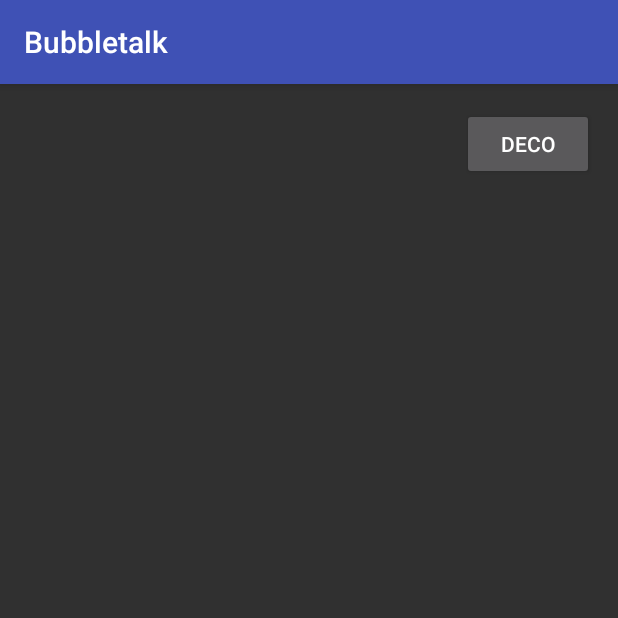
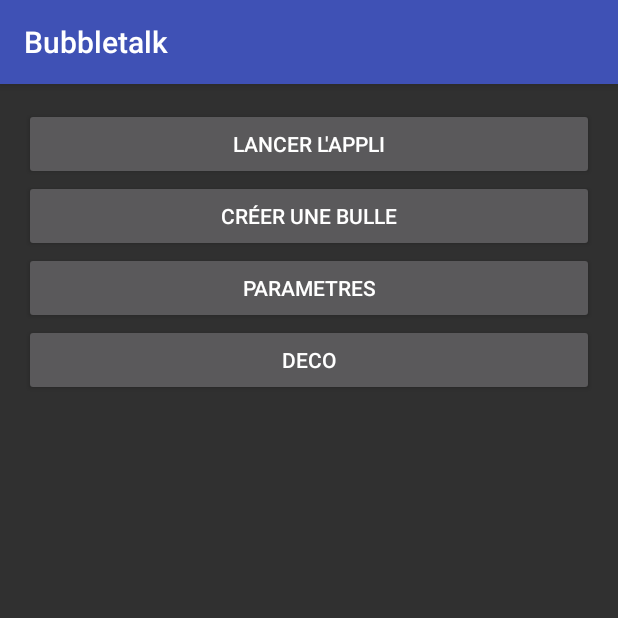
Before and after one commit to Azenberg94/bubble-talk, an Android app: the screen it shows after launch once a user with an empty profile is signed in (MainActivity), on a phone screen of 412 x 824 dp, the top half of it. Run offline under Robolectric (Android 15) with nearby library versions, the phone set to English and light mode, and no system bars; our stand-ins replace Firebase (no records; nobody signed in at launch, a user with empty details on screens opened directly).

Commit message:
Connection ok + start feature param

```diff
--- a/Bubbletalk/app/build.gradle
+++ b/Bubbletalk/app/build.gradle
@@ -10,6 +10,8 @@ android {
         versionCode 1
         versionName "1.0"
         testInstrumentationRunner "android.support.test.runner.AndroidJUnitRunner"
+        // Enabling multidex support.
+        multiDexEnabled true
     }
     buildTypes {
         release {
@@ -30,6 +32,7 @@ dependencies {
     compile 'com.google.android.gms:play-services-auth:10.0.1'
     compile 'com.google.firebase:firebase-database:10.0.1'
     compile 'com.google.android.gms:play-services:10.0.1'
+    compile 'com.android.support:multidex:1.0.1'
     testCompile 'junit:junit:4.12'
 }
 
--- a/Bubbletalk/app/src/main/AndroidManifest.xml
+++ b/Bubbletalk/app/src/main/AndroidManifest.xml
@@ -15,6 +15,7 @@
     <uses-permission android:name="android.permission.ACCESS_FINE_LOCATION" />
 
     <application
+        android:name="android.support.multidex.MultiDexApplication"
         android:allowBackup="true"
         android:icon="@mipmap/ic_launcher"
         android:label="@string/app_name"
@@ -42,7 +43,8 @@
 
         <activity
             android:name=".Activity.MapsActivity"
-            android:label="@string/title_activity_maps"></activity>
+            android:label="@string/title_activity_maps" />
+        <activity android:name=".Activity.ParamActivity"></activity>
     </application>
 
 </manifest>
--- a/Bubbletalk/app/src/main/java/com/groupe6al2/bubbletalk/Activity/LoginActivity.java
+++ b/Bubbletalk/app/src/main/java/com/groupe6al2/bubbletalk/Activity/LoginActivity.java
@@ -2,11 +2,9 @@ package com.groupe6al2.bubbletalk.Activity;
 
 import android.content.Intent;
 import android.support.annotation.NonNull;
-import android.support.v7.app.AppCompatActivity;
 import android.os.Bundle;
 import android.util.Log;
 import android.view.View;
-import android.widget.TextView;
 import android.widget.Toast;
 
 import com.google.android.gms.auth.api.Auth;
@@ -26,13 +24,13 @@ import com.google.firebase.auth.FirebaseUser;
 import com.google.firebase.auth.GoogleAuthProvider;
 import com.google.firebase.database.DatabaseReference;
 import com.google.firebase.database.FirebaseDatabase;
+import com.groupe6al2.bubbletalk.Class.BubbleTalkSQLite;
+import com.groupe6al2.bubbletalk.Class.User;
 import com.groupe6al2.bubbletalk.R;
 
 public class LoginActivity  extends BaseActivity implements
         GoogleApiClient.OnConnectionFailedListener,
         View.OnClickListener {
-
-
 
     private static final String TAG = "GoogleActivity";
     private static final int RC_SIGN_IN = 9001;
@@ -46,20 +44,15 @@ public class LoginActivity  extends BaseActivity implements
     // [END declare_auth_listener]
 
     private GoogleApiClient mGoogleApiClient;
-    private TextView mStatusTextView;
-    private TextView mDetailTextView;
+
 
     @Override
     protected void onCreate(Bundle savedInstanceState) {
         super.onCreate(savedInstanceState);
         setContentView(R.layout.activity_login);
-        // Views
-        mStatusTextView = (TextView) findViewById(R.id.status);
-        mDetailTextView = (TextView) findViewById(R.id.detail);
 
         // Button listeners
         findViewById(R.id.sign_in_button).setOnClickListener(this);
-
 
         // [START config_signin]
         // Configure Google Sign In
@@ -215,13 +208,43 @@ public class LoginActivity  extends BaseActivity implements
         // connection ok aller dans le mainActivity
 
             // user.getEmail()
+            User users = new User();
+
             Toast.makeText(this, "Bienvenue " + user.getEmail(), Toast.LENGTH_SHORT).show();
             FirebaseDatabase database = FirebaseDatabase.getInstance();
 
+            BubbleTalkSQLite bubbleTalkSQLite= new BubbleTalkSQLite(this);
 
-            DatabaseReference myRef = database.getReference("Users").child(user.getUid()).child("Email");
+            users.setId(user.getUid());
+            users.setEmail(user.getEmail());
+            users.setName(user.getDisplayName());
+            users.setPseudo("");
+            users.setAvatar("");
 
+
+            bubbleTalkSQLite.addUser(users);
+
+            System.out.println("Mon UID : " + user.getUid());
+
+            User recupUser = bubbleTalkSQLite.getUser(user.getUid());
+
+
+
+            Toast.makeText(this, "Bienvenue " + recupUser.getEmail(), Toast.LENGTH_SHORT).show();
+
+            /*
+            User localUser = usersDAO.selectionner(user.getUid());
+
+
+            if(localUser == null){
+                Log.i("test insert","test insert");
+                usersDAO.ajouter(user.getUid(),user.getEmail(),user.getDisplayName());
+            }
+*/
+
+            DatabaseReference myRef = database.getReference("User").child(user.getUid()).child("Email");
             myRef.setValue(user.getEmail());
+
             Intent intent = new Intent(LoginActivity.this, MainActivity.class);
             //  intent.putExtra(EXTRA_MESSAGE, message);
 
--- a/Bubbletalk/app/src/main/java/com/groupe6al2/bubbletalk/Activity/MainActivity.java
+++ b/Bubbletalk/app/src/main/java/com/groupe6al2/bubbletalk/Activity/MainActivity.java
@@ -1,5 +1,6 @@
 package com.groupe6al2.bubbletalk.Activity;
 
+import android.content.Intent;
 import android.support.annotation.NonNull;
 import android.support.v7.app.AppCompatActivity;
 import android.os.Bundle;
@@ -28,10 +29,19 @@ public class MainActivity extends AppCompatActivity implements GoogleApiClient.O
     private GoogleApiClient mGoogleApiClient;
     @Override
     protected void onCreate(Bundle savedInstanceState) {
+
         super.onCreate(savedInstanceState);
         setContentView(R.layout.activity_main);
+
+        Button buttonParam = (Button) findViewById(R.id.buttonParam);
+        buttonParam.setOnClickListener(new View.OnClickListener(){
+            public void onClick(View v){
+                Intent intent = new Intent(MainActivity.this, ParamActivity.class);
+                startActivity(intent);
+            }
+        });
+
         buttonDeco = (Button)findViewById(R.id.buttonDeco);
-
         GoogleSignInOptions gso = new GoogleSignInOptions.Builder(GoogleSignInOptions.DEFAULT_SIGN_IN)
                 .requestIdToken(getString(R.string.default_web_client_id))
                 .requestEmail()
@@ -41,12 +51,13 @@ public class MainActivity extends AppCompatActivity implements GoogleApiClient.O
                 .addApi(Auth.GOOGLE_SIGN_IN_API, gso)
                 .build();
         FirebaseDatabase database = FirebaseDatabase.getInstance();
-         auth = FirebaseAuth.getInstance();
+        auth = FirebaseAuth.getInstance();
 
-       users= auth.getCurrentUser();
+        users= auth.getCurrentUser();
 
 
-        DatabaseReference myRef = database.getReference("Users").child(users.getUid()).child("Nom");
+
+        DatabaseReference myRef = database.getReference("User").child(users.getUid()).child("Nom");
 
         myRef.setValue(users.getDisplayName());
 
--- /dev/null
+++ b/Bubbletalk/app/src/main/java/com/groupe6al2/bubbletalk/Class/BubbleTalkSQLite.java
@@ -0,0 +1,89 @@
+package com.groupe6al2.bubbletalk.Class;
+
+import android.content.ContentValues;
+import android.content.Context;
+import android.database.Cursor;
+import android.database.sqlite.SQLiteDatabase;
+import android.database.sqlite.SQLiteOpenHelper;
+
+import java.util.ArrayList;
+
+/**
+ * Created by goasguenl on 20/01/2017.
+ */
+
+public class BubbleTalkSQLite extends SQLiteOpenHelper {
+
+    private static final int version = 7;
+    private static final String Name_DataBase = "BubbleTalk";
+    private static final String TABLE_USERS = "UserBubble";
+    private static final String COL_ID = "id";
+    private static final String COL_ID_USER = "idUser";
+    private static final String COL_PSEUDO = "pseudo";
+    private static final String COL_EMAIL = "email";
+    private static final String COL_NAME = "name";
+    private static final String COL_AVATAR = "avatar";
+    private static final String COL_USE_PSEUDO = "usePseudo";
+
+
+
+    public BubbleTalkSQLite(Context context) {
+        super(context, Name_DataBase, null, version);
+    }
+
+
+
+    @Override
+    public void onCreate(SQLiteDatabase db) {
+        // TODO Auto-generated method stub
+        db.execSQL(
+                "create table UserBubble " +
+                        "("+COL_ID+" interger primary key,"+COL_ID_USER+" text, "+COL_NAME+" text,pseudo text,"+COL_USE_PSEUDO+" boolean, "+COL_EMAIL+" text, "+COL_AVATAR+" text)"
+        );
+    }
+
+    @Override
+    public void onUpgrade(SQLiteDatabase db, int oldVersion, int newVersion) {
+        db.execSQL("DROP TABLE IF EXISTS " + TABLE_USERS);
+        onCreate(db);
+    }
+
+    public  void addUser(User user){
+        SQLiteDatabase db = this.getWritableDatabase();
+        ContentValues value = new ContentValues();
+        value.put(COL_ID_USER, user.getId());
+        value.put(COL_EMAIL, user.getEmail());
+        value.put(COL_PSEUDO,"");
+        value.put(COL_USE_PSEUDO,true);
+        value.put(COL_NAME, "");
+        value.put(COL_AVATAR, "");
+        db.insert(TABLE_USERS, null, value);
+    }
+
+    public User getUser(String id){
+        User myUser = new User();
+        SQLiteDatabase db = this.getWritableDatabase();
+        Cursor cursor = db.rawQuery("SELECT * FROM "+TABLE_USERS +" WHERE idUser = '"+id+"'",null);
+        ArrayList<User> userList = new ArrayList<User>();
+        if (cursor .moveToFirst()) {
+            while (cursor.isAfterLast() == false) {
+                myUser.setName(cursor.getString(cursor.getColumnIndex(COL_NAME)));
+                myUser.setPseudo(cursor.getString(cursor.getColumnIndex(COL_PSEUDO)));
+                myUser.setPseudo(cursor.getString(cursor.getColumnIndex(COL_USE_PSEUDO)));
+                myUser.setEmail(cursor.getString(cursor.getColumnIndex(COL_EMAIL)));
+                myUser.setAvatar(cursor.getString(cursor.getColumnIndex(COL_AVATAR)));
+
+                userList.add(myUser);
+                cursor.moveToNext();
+            }
+        }
+        return userList.get(0);
+    }
+
+    public void deleteTable(){
+        SQLiteDatabase db = this.getWritableDatabase();
+        db.execSQL("DELETE  " + TABLE_USERS);
+        onCreate(db);
+    }
+
+}
--- /dev/null
+++ b/Bubbletalk/app/src/main/java/com/groupe6al2/bubbletalk/Class/User.java
@@ -0,0 +1,74 @@
+package com.groupe6al2.bubbletalk.Class;
+
+/**
+ * Created by goasguenl on 20/01/2017.
+ */
+
+public class User {
+
+    private String id;
+    private String pseudo;
+    private boolean usePseudo;
+    private String email;
+    private String name;
+    private String avatar;
+
+    public User(String id, String pseudo, boolean usePseudo, String email, String name, String avatar) {
+        this.id = id;
+        this.pseudo = pseudo;
+        this.usePseudo = usePseudo;
+        this.email = email;
+        this.name = name;
+        this.avatar = avatar;
+    }
+    public User(){
+    }
+
+    public String getId() {
+        return id;
+    }
+
+    public void setId(String id) {
+        this.id = id;
+    }
+
+    public String getPseudo() {
+        return pseudo;
+    }
+
+    public void setPseudo(String pseudo) {
+        this.pseudo = pseudo;
+    }
+
+    public boolean getUsePseudo() {
+        return usePseudo;
+    }
+
+    public void setUsePseudo() {
+        this.usePseudo = usePseudo;
+    }
+
+    public String getEmail() {
+        return email;
+    }
+
+    public void setEmail(String email) {
+        this.email = email;
+    }
+
+    public String getName() {
+        return name;
+    }
+
+    public void setName(String name) {
+        this.name = name;
+    }
+
+    public String getAvatar() {
+        return avatar;
+    }
+
+    public void setAvatar(String avatar) {
+        this.avatar = avatar;
+    }
+}
--- a/Bubbletalk/app/src/main/res/layout/activity_main.xml
+++ b/Bubbletalk/app/src/main/res/layout/activity_main.xml
@@ -10,21 +10,40 @@
     android:paddingTop="@dimen/activity_vertical_margin"
     tools:context="com.groupe6al2.bubbletalk.Activity.MainActivity">
 
-    <Button
-        android:text="Deco"
-        android:layout_width="wrap_content"
-        android:layout_height="wrap_content"
-        android:id="@+id/buttonDeco"
-        android:layout_alignParentTop="true"
-        android:layout_alignParentRight="true"
-        android:layout_alignParentEnd="true" />
-
     <LinearLayout
         android:orientation="vertical"
         android:layout_width="match_parent"
         android:layout_height="match_parent"
         android:layout_below="@+id/buttonDeco"
         android:layout_alignParentLeft="true"
-        android:layout_alignParentStart="true"></LinearLayout>
+        android:layout_alignParentStart="true">
+
+        <Button
+            android:text="Lancer l'appli"
+            android:layout_width="match_parent"
+            android:layout_height="wrap_content"
+            android:id="@+id/buttonGo" />
+
+        <Button
+            android:text="Créer une bulle"
+            android:layout_width="match_parent"
+            android:layout_height="wrap_content"
+            android:id="@+id/buttonCreateBubble" />
+
+        <Button
+            android:text="Parametres"
+            android:layout_width="match_parent"
+            android:layout_height="wrap_content"
+            android:id="@+id/buttonParam" />
+
+        <Button
+            android:text="Deco"
+            android:layout_width="match_parent"
+            android:layout_height="wrap_content"
+            android:id="@+id/buttonDeco"
+            android:layout_alignParentTop="true"
+            android:layout_alignParentRight="true"
+            android:layout_alignParentEnd="true" />
+    </LinearLayout>
 
 </RelativeLayout>
--- a/Bubbletalk/app/src/main/res/values/colors.xml
+++ b/Bubbletalk/app/src/main/res/values/colors.xml
@@ -1,6 +1,6 @@
 <?xml version="1.0" encoding="utf-8"?>
 <resources>
     <color name="colorPrimary">#3F51B5</color>
-    <color name="colorPrimaryDark">#303F9F</color>
+    <color name="colorPrimaryDark">#ffffff</color>
     <color name="colorAccent">#FF4081</color>
 </resources>
```
Also changed, not shown: Bubbletalk/app/src/main/java/com/groupe6al2/bubbletalk/Activity/ParamActivity.java (added, +59 -0 lines), Bubbletalk/app/src/main/res/layout/activity_login.xml (+6 -18 lines), Bubbletalk/app/src/main/res/layout/activity_param.xml (added, +67 -0 lines), Bubbletalk/app/src/main/res/drawable/avatar_default.jpg (added), 2 other files.
